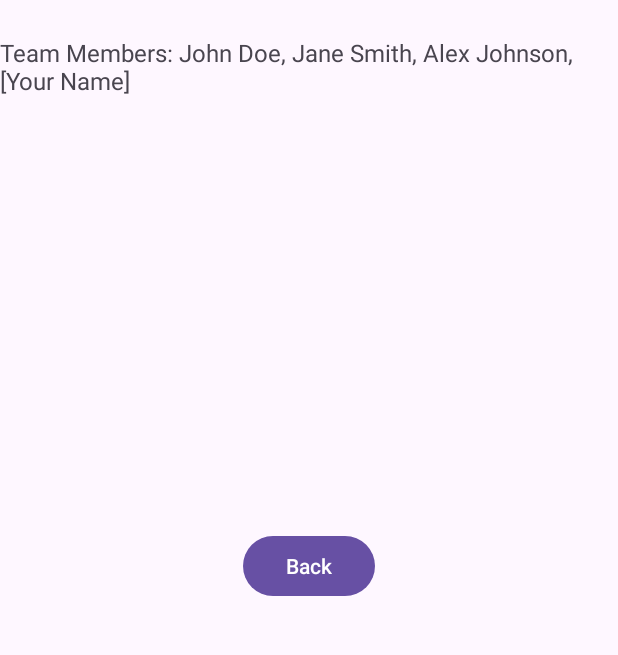
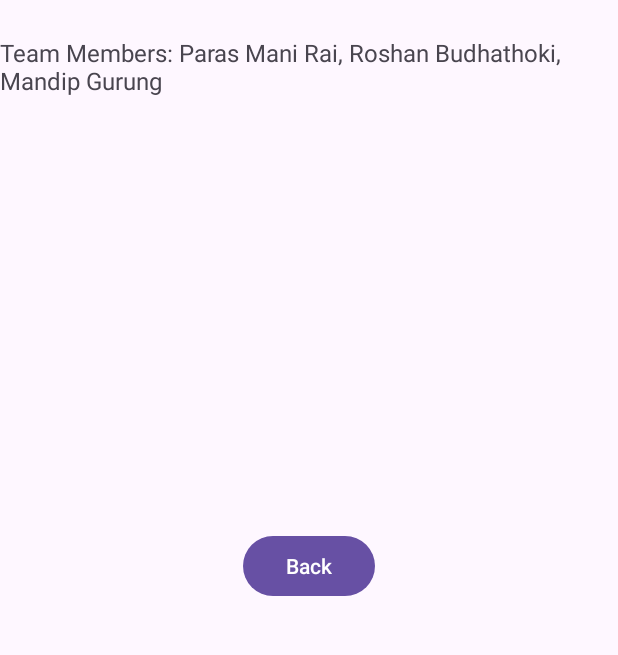
Before and after one commit to paras603/beyond, an Android app: the AboutActivity screen opened directly, with no data from a screen before it, on a phone screen of 412 x 824 dp, the part 250-905 px from its top. Run offline under Robolectric (Android 15) with nearby library versions, the phone set to English and light mode, and no system bars.

Commit message:
test commit for mandip

```diff
--- a/app/src/main/res/layout/activity_about.xml
+++ b/app/src/main/res/layout/activity_about.xml
@@ -36,7 +36,7 @@
         android:id="@+id/tvTeamMembers"
         android:layout_width="wrap_content"
         android:layout_height="wrap_content"
-        android:text="Team Members: John Doe, Jane Smith, Alex Johnson, [Your Name]"
+        android:text="Team Members: Paras Mani Rai, Roshan Budhathoki, Mandip Gurung"
         android:textSize="16sp"
         android:layout_marginTop="24dp"
         android:layout_marginStart="16dp"
```
